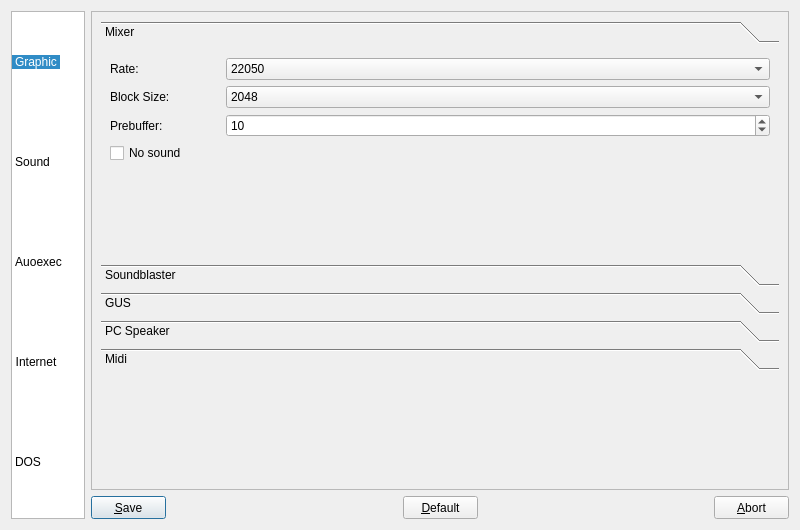
First picture: the form in dboxfe/ui/profilesettings.ui, repository LasDesu/DBoxFE, before the edit.
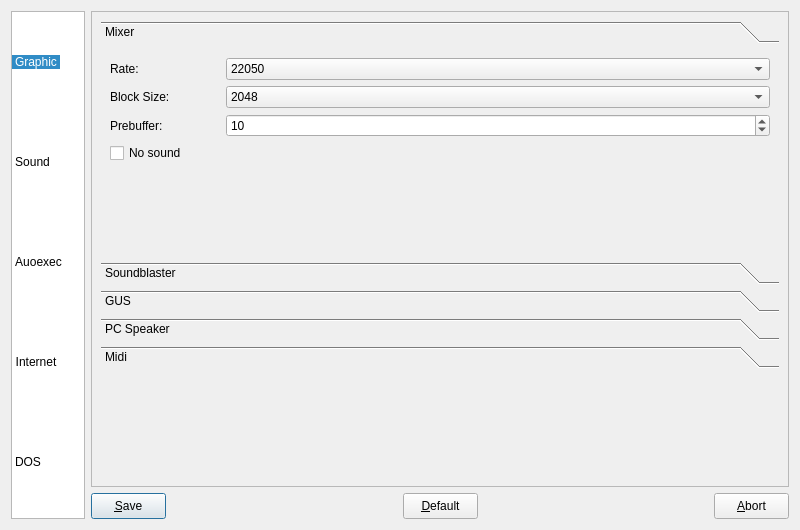
Second picture: the form after the edit. The open tabs and pages were chosen to show the change. Icons and pictures are not drawn.

Diff of the .ui file:
```diff
--- a/dboxfe/ui/profilesettings.ui
+++ b/dboxfe/ui/profilesettings.ui
@@ -126,13 +126,13 @@
          <property name="minimumSize" >
           <size>
            <width>75</width>
-           <height>23</height>
+           <height>26</height>
           </size>
          </property>
          <property name="maximumSize" >
           <size>
            <width>75</width>
-           <height>23</height>
+           <height>26</height>
           </size>
          </property>
          <property name="text" >
@@ -165,13 +165,13 @@
          <property name="minimumSize" >
           <size>
            <width>75</width>
-           <height>23</height>
+           <height>26</height>
           </size>
          </property>
          <property name="maximumSize" >
           <size>
            <width>75</width>
-           <height>23</height>
+           <height>26</height>
           </size>
          </property>
          <property name="text" >
@@ -201,13 +201,13 @@
          <property name="minimumSize" >
           <size>
            <width>75</width>
-           <height>23</height>
+           <height>26</height>
           </size>
          </property>
          <property name="maximumSize" >
           <size>
            <width>75</width>
-           <height>23</height>
+           <height>26</height>
           </size>
          </property>
          <property name="text" >
@@ -1500,8 +1500,8 @@
              <rect>
               <x>0</x>
               <y>0</y>
-              <width>673</width>
-              <height>202</height>
+              <width>680</width>
+              <height>208</height>
              </rect>
             </property>
             <attribute name="label" >
```
Left out of the diff: 12 changed lines with no effect on the pictures.
